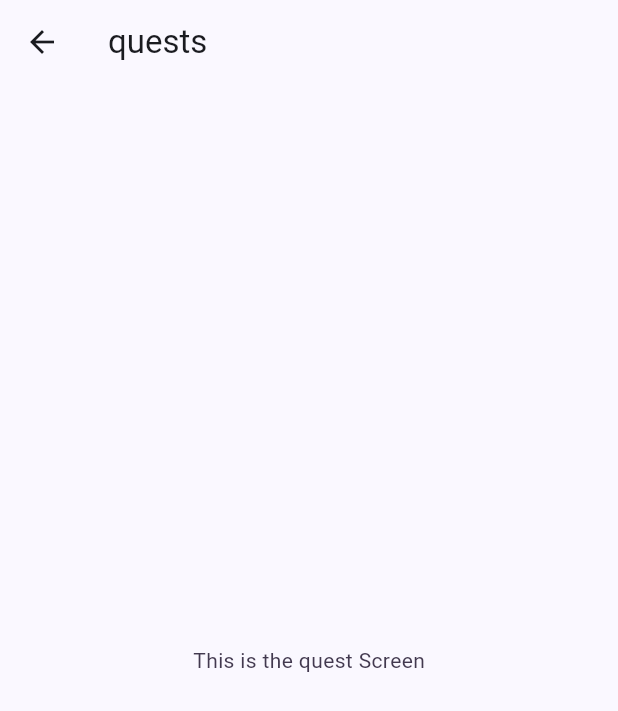
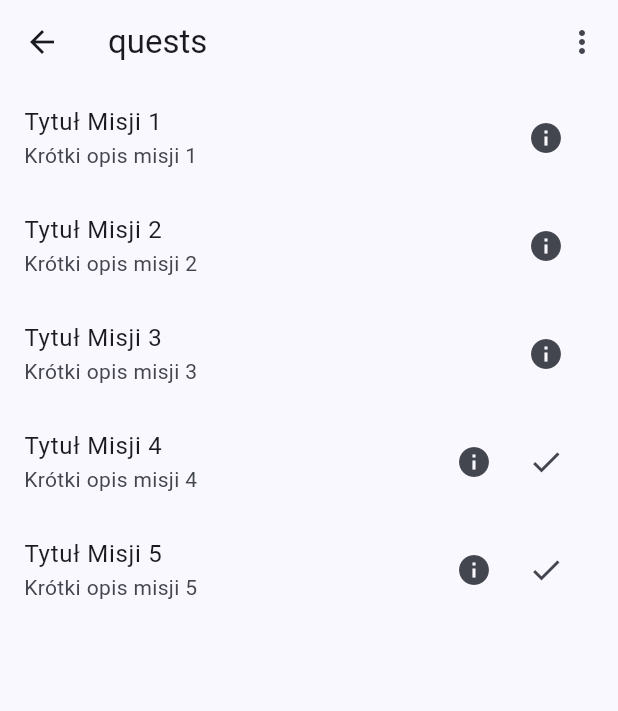
Before and after one commit to ihashand/Idle_Tavern_Rpg, a Flutter app: the QuestsScreen screen opened directly, on a phone screen of 412 x 824 dp. Shown: the top 711 px of the screen. Run offline on Flutter 3.47's test engine with Material 2 defaults, Android fonts, the phone set to English and light mode, and no system bars; our stand-ins replace audioplayers, easy_localization, firebase_core, go_router, google_mobile_ads, in_app_purchase and 1 more; missing offline and left inert: games_services; accounts and stored records are empty.

Commit message:
Ui_quest
Simple quest menu

```diff
--- a/lib/src/playable_screens/quests_screen.dart
+++ b/lib/src/playable_screens/quests_screen.dart
@@ -1,16 +1,145 @@
 import 'package:easy_localization/easy_localization.dart';
 import 'package:flutter/material.dart';
 
-class QuestsScreen extends StatelessWidget {
+class QuestsScreen extends StatefulWidget {
+  @override
+  _QuestsScreenState createState() => _QuestsScreenState();
+}
+
+class _QuestsScreenState extends State<QuestsScreen> {
+  String selectedCategory = 'Wszystkie';
+
+  final List<String> categories = [
+    'Wszystkie',
+    'Misje Gildijne',
+    'Misje Lokalnych Klientów',
+    'Misje Wydarzeniowe',
+    'Misje Dzienne i Tygodniowe'
+  ];
+
   @override
   Widget build(BuildContext context) {
     return Scaffold(
       appBar: AppBar(
         title: Text('quests').tr(),
+        actions: [
+          PopupMenuButton<String>(
+            onSelected: (category) {
+              setState(() {
+                selectedCategory = category;
+              });
+            },
+            itemBuilder: (BuildContext context) {
+              return categories.map((String category) {
+                return PopupMenuItem<String>(
+                  value: category,
+                  child: Text(category).tr(),
+                );
+              }).toList();
+            },
+          ),
+        ],
       ),
-      body: Center(
-        child: Text('This is the quest Screen'),
+      body: ListView(
+        children: <Widget>[
+          for (var quest in availableQuests)
+            if (selectedCategory == 'Wszystkie' ||
+                quest.category == selectedCategory)
+              ListTile(
+                title: Text(quest.title).tr(),
+                subtitle: Text(quest.description).tr(),
+                trailing: Row(
+                  mainAxisSize: MainAxisSize.min,
+                  children: [
+                    if (quest.isInfoAvailable)
+                      IconButton(
+                        icon: Icon(Icons.info),
+                        onPressed: () {
+                          _showInfoDialog(context, quest);
+                        },
+                      ),
+                    if (quest.isCompleted)
+                      IconButton(
+                        icon: Icon(Icons.check),
+                        onPressed: () {
+                          _showRewardDialog(context);
+                        },
+                      ),
+                  ],
+                ),
+              ),
+        ],
       ),
     );
   }
+
+  void _showInfoDialog(BuildContext context, Quest quest) {
+    showDialog(
+      context: context,
+      builder: (context) {
+        return AlertDialog(
+          title: Text('Informacje o misji').tr(),
+          content: Text(quest.details).tr(),
+          actions: [
+            TextButton(
+              onPressed: () {
+                Navigator.of(context).pop();
+              },
+              child: Text('OK').tr(),
+            ),
+          ],
+        );
+      },
+    );
+  }
+
+  void _showRewardDialog(BuildContext context) {
+    showDialog(
+      context: context,
+      builder: (context) {
+        return AlertDialog(
+          title: Text('Odbierz nagrodę').tr(),
+          content: Text('Gratulacje! Odbierasz nagrodę.').tr(),
+          actions: [
+            TextButton(
+              onPressed: () {
+                Navigator.of(context).pop();
+              },
+              child: Text('OK').tr(),
+            ),
+          ],
+        );
+      },
+    );
+  }
 }
+
+class Quest {
+  final String title;
+  final String description;
+  final String category;
+  final String details;
+  bool isInfoAvailable;
+  bool isCompleted;
+
+  Quest(this.title, this.description, this.category, this.details,
+      {this.isInfoAvailable = false, this.isCompleted = false});
+}
+
+final List<Quest> availableQuests = [
+  Quest('Tytuł Misji 1', 'Krótki opis misji 1', 'Misje Gildijne',
+      'Szczegóły misji 1',
+      isInfoAvailable: true, isCompleted: false),
+  Quest('Tytuł Misji 2', 'Krótki opis misji 2', 'Misje Lokalnych Klientów',
+      'Szczegóły misji 2',
+      isInfoAvailable: true, isCompleted: false),
+  Quest('Tytuł Misji 3', 'Krótki opis misji 3', 'Misje Wydarzeniowe',
+      'Szczegóły misji 3',
+      isInfoAvailable: true, isCompleted: false),
+  Quest('Tytuł Misji 4', 'Krótki opis misji 4', 'Misje Dzienne i Tygodniowe',
+      'Szczegóły misji 4',
+      isInfoAvailable: true, isCompleted: true),
+  Quest('Tytuł Misji 5', 'Krótki opis misji 5', 'Misje Gildijne',
+      'Szczegóły misji 5',
+      isInfoAvailable: true, isCompleted: true),
+];
```
